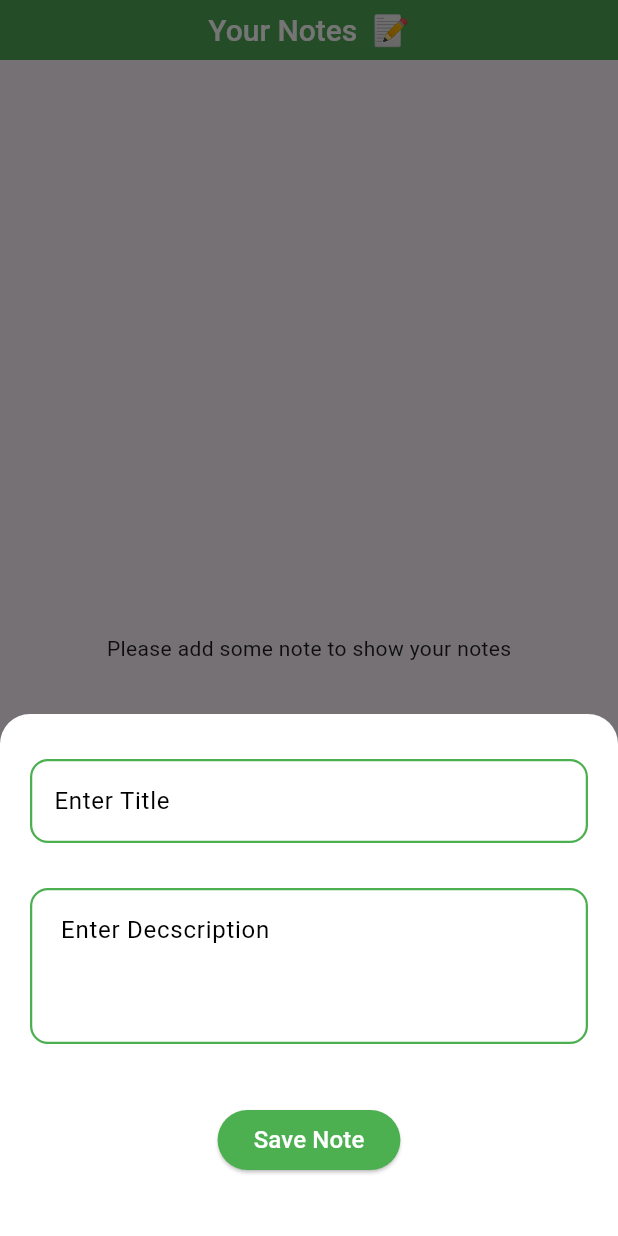
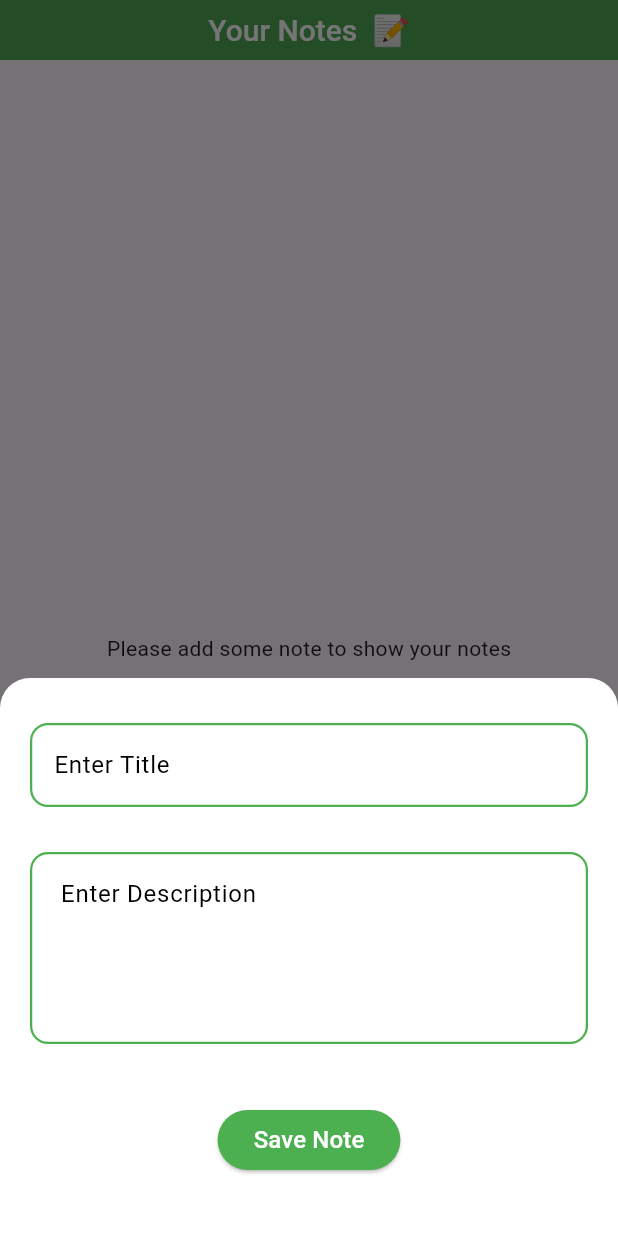
Before and after one commit to TheSileoPraveen/learn_hive, a Flutter app: the screen it shows after launch, after a tap on "Add (+)", on a phone screen of 412 x 824 dp. Run offline on Flutter 3.47's test engine with Material 3 defaults, Android fonts, the phone set to English and light mode, and no system bars; our stand-ins replace connectivity_plus, get, hive_flutter; accounts and stored records are empty; network calls fail.

Commit message:
fixed some bugs

```diff
--- a/lib/note_screen.dart
+++ b/lib/note_screen.dart
@@ -111,6 +111,7 @@ class NoteScreen extends StatelessWidget {
                                           .noteList[index]['description'],
                                       key: noteScreenController
                                           .noteList[index]['key'],
+                                          context: context,
                                     );
                                   },
                                   child: CircleAvatar(
@@ -265,7 +266,7 @@ class NoteScreen extends StatelessWidget {
           width: 100,
           child: FloatingActionButton(
             onPressed: () {
-              addNotes();
+              addNotes(context: context);
             },
             backgroundColor: Colors.green,
             foregroundColor: Colors.white,
@@ -282,7 +283,7 @@ class NoteScreen extends StatelessWidget {
     );
   }
 
-  addNotes({String title = "", String description = "", int key = 0, String createdAt = ""}) {
+  addNotes({String title = "", String description = "", int key = 0, String createdAt = "",BuildContext? context}) {
     if (title.isNotEmpty || description.isNotEmpty) {
       noteScreenController.titleController.text = title;
       noteScreenController.descriptionController.text = description;
@@ -314,7 +315,7 @@ class NoteScreen extends StatelessWidget {
 
                     cursorColor: Colors.black,
 
-                    textInputAction: TextInputAction.done,
+                    textInputAction: TextInputAction.next,
                     keyboardType: TextInputType.text,
                     controller: noteScreenController.titleController,
                     decoration: InputDecoration(
@@ -360,16 +361,18 @@ class NoteScreen extends StatelessWidget {
                 Padding(
                   padding: const EdgeInsets.symmetric(horizontal: 20),
                   child: TextFormField(
-                    maxLines: 3,
-
+                    maxLines: 4,
                     cursorColor: Colors.black,
                     controller: noteScreenController.descriptionController,
-                    textInputAction: TextInputAction.next,
-                    keyboardType: TextInputType.text,
+                    textInputAction: TextInputAction.newline,
+                    keyboardType: TextInputType.multiline,
+                      onTapOutside: (event) {
+                      FocusScope.of(context!).unfocus();
+                      },
+                    decoration: InputDecoration(
 
-                    decoration: InputDecoration(
                       counterText: "",
-                      hintText: " Enter Decscription",
+                      hintText: " Enter Description",
                       filled: false,
                       hintStyle: const TextStyle(
                         color: Colors.black,
```
Also changed, not shown: 1 other file.
